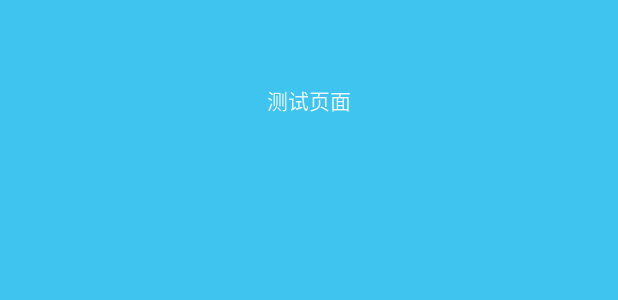
After one commit to hljwang3874149/ElephantReader, an Android app: the layout activity_test_draw.xml on its own in the app's theme, with its tools: preview values and no code run, on a phone screen of 412 x 824 dp. The commit adds this screen. Shown: the top 300 px of the screen. Run offline under Robolectric (Android 15) with nearby library versions, the phone set to English and light mode, and no system bars.

```diff
--- a/app/src/main/AndroidManifest.xml
+++ b/app/src/main/AndroidManifest.xml
@@ -39,6 +39,9 @@
             android:label="@string/title_activity_show_notify"
             android:theme="@style/SwipeBackTheme">
         </activity>
+        <activity android:name=".ui.activity.TestDrawActivity">
+
+        </activity>
     </application>
 
 </manifest>
--- a/app/src/main/java/reader/simple/com/simple_reader/animator/MyBaseItemAnimtor.java
+++ b/app/src/main/java/reader/simple/com/simple_reader/animator/MyBaseItemAnimtor.java
@@ -1,7 +1,6 @@
 package reader.simple.com.simple_reader.animator;
 
 import android.support.annotation.NonNull;
-import android.support.v4.animation.AnimatorCompatHelper;
 import android.support.v4.view.ViewCompat;
 import android.support.v4.view.ViewPropertyAnimatorCompat;
 import android.support.v4.view.ViewPropertyAnimatorListener;
@@ -187,6 +186,7 @@ public class MyBaseItemAnimtor extends SimpleItemAnimator {
 
     /**
      * do things before remove
+     *
      * @param holder
      */
     protected void preAnimateRemove(RecyclerView.ViewHolder holder) {
@@ -701,7 +701,7 @@ public class MyBaseItemAnimtor extends SimpleItemAnimator {
 
 
     protected long getAddDelay(final RecyclerView.ViewHolder holder) {
-        return Math.abs(holder.getAdapterPosition() * getAddDuration() / 4);
+        return Math.abs(holder.getAdapterPosition() % 6 * getAddDuration() / 4);
     }
 
     protected long getRemoveDelay(final RecyclerView.ViewHolder holder) {
--- a/app/src/main/java/reader/simple/com/simple_reader/common/Constants.java
+++ b/app/src/main/java/reader/simple/com/simple_reader/common/Constants.java
@@ -17,4 +17,5 @@ public class Constants {
 
     public static final String LOADING = "加载中....";
     public static final String NONELOAD = "全部加载完成";
+    public static final String NET_ERROR = "加载异常";
 }
--- a/app/src/main/java/reader/simple/com/simple_reader/domain/ArticleInfo.java
+++ b/app/src/main/java/reader/simple/com/simple_reader/domain/ArticleInfo.java
@@ -35,8 +35,8 @@ public class ArticleInfo implements Serializable {
 //    public String url;
     @SerializedName("create_time")
     public String createTime;
-//    @SerializedName("update_time")
-//    public String updateTime;
+    @SerializedName("update_time")
+    public String updateTime;
     @SerializedName("content")
     public String content;
 
--- /dev/null
+++ b/app/src/main/java/reader/simple/com/simple_reader/ui/widget/TestDrawTextView.java
@@ -0,0 +1,105 @@
+package reader.simple.com.simple_reader.ui.widget;
+
+import android.content.Context;
+import android.graphics.Canvas;
+import android.graphics.Color;
+import android.graphics.LinearGradient;
+import android.graphics.Matrix;
+import android.graphics.Paint;
+import android.graphics.RectF;
+import android.util.AttributeSet;
+import android.widget.TextView;
+
+import static android.graphics.Shader.TileMode.CLAMP;
+
+/**
+ * ==================================================
+ * 项目名称：Simple_Reader
+ * 创建人：wangxiaolong
+ * 创建时间：16/4/13 下午4:09
+ * 修改时间：16/4/13 下午4:09
+ * 修改备注：
+ * Version：
+ * ==================================================
+ */
+public class TestDrawTextView extends TextView {
+    private Paint mPaint;
+    private Paint mPaintInside;
+    private int mViewWidth;
+    private LinearGradient mLinearGradient;
+    private Matrix mMatrix;
+    private int mTranslate;
+
+    private RectF mRectF ;
+
+    public TestDrawTextView(Context context) {
+        this(context, null);
+    }
+
+    public TestDrawTextView(Context context, AttributeSet attrs) {
+        this(context, attrs, 0);
+    }
+
+    public TestDrawTextView(Context context, AttributeSet attrs, int defStyleAttr) {
+        super(context, attrs, defStyleAttr);
+//        TypedArray ta = context.obtainStyledAttributes(attrs,R.styleable.ActionBar);
+        initView();
+    }
+
+    private void initView() {
+        mPaint = new Paint();
+        mPaint.setColor(getResources().getColor(android.R.color.holo_blue_light));
+        mPaint.setStyle(Paint.Style.FILL);
+
+        mPaintInside = new Paint();
+        mPaintInside.setColor(Color.YELLOW);
+        mPaintInside.setStyle(Paint.Style.FILL);
+
+    }
+
+    @Override
+    protected void onSizeChanged(int w, int h, int oldw, int oldh) {
+        super.onSizeChanged(w, h, oldw, oldh);
+        if (0 == mViewWidth) {
+            mViewWidth = getMeasuredWidth();
+            if (mViewWidth > 0) {
+                mLinearGradient = new LinearGradient(0, 0, mViewWidth, 0,
+                        new int[]{Color.WHITE , Color.BLUE}, null, CLAMP);
+                //重点code 获取 textview 原生piant 并设置 shader
+                mPaint = getPaint();
+                mPaint.setShader(mLinearGradient);
+                mMatrix = new Matrix();
+
+            }
+        }
+    }
+
+    @Override
+    protected void onDraw(Canvas canvas){
+
+//        preSuperDraw(canvas);
+
+        super.onDraw(canvas);
+        if (mMatrix != null) {
+            mTranslate += mViewWidth / 5;
+            if(mTranslate >  2*mViewWidth){
+                mTranslate = -mViewWidth;
+            }
+            mMatrix.setTranslate(mTranslate,0);
+            mLinearGradient.setLocalMatrix(mMatrix);
+            postInvalidateDelayed(300);
+        }
+
+
+
+//        canvas.restore();
+    }
+
+    private void preSuperDraw(Canvas canvas) {
+        canvas.drawRect(0, 0, getMeasuredWidth(), getMeasuredHeight(), mPaint);
+
+        canvas.drawRect(10, 10, getMeasuredWidth() - 10, getMeasuredHeight() - 10, mPaintInside);
+        canvas.save();
+        canvas.translate(10, 0);
+    }
+}
--- /dev/null
+++ b/app/src/main/res/layout/activity_test_draw.xml
@@ -0,0 +1,16 @@
+<?xml version="1.0" encoding="utf-8"?>
+<LinearLayout
+    xmlns:android="http://schemas.android.com/apk/res/android"
+    xmlns:tools="http://schemas.android.com/tools"
+    android:layout_width="match_parent"
+    android:layout_height="match_parent"
+    android:orientation="vertical"
+    tools:context="reader.simple.com.simple_reader.ui.activity.TestDrawActivity">
+    <include layout="@layout/common_toolbar"/>
+    <reader.simple.com.simple_reader.ui.widget.TestDrawTextView
+        android:layout_width="match_parent"
+        android:layout_height="wrap_content"
+        android:gravity="center"
+        android:text="@string/test.view"/>
+
+</LinearLayout>
--- a/app/src/main/res/values/strings.xml
+++ b/app/src/main/res/values/strings.xml
@@ -14,4 +14,6 @@
     <string name="chrome_open">浏览器打开</string>
     <string name="share.title">分享</string>
     <string name="title_activity_show_notify">ShowNotifyActivity</string>
+    <string name="test.view">测试页面</string>
+    <string name="network_error">网络异常，请检查网络</string>
 </resources>
```
Also changed, not shown: app/src/main/java/reader/simple/com/simple_reader/common/Utils.java (+6 -2 lines), app/src/main/java/reader/simple/com/simple_reader/common/netWork/ApiService.java (+6 -1 lines), app/src/main/java/reader/simple/com/simple_reader/common/netWork/RetrofitNetWork.java (+23 -0 lines), app/src/main/java/reader/simple/com/simple_reader/ui/activity/MainActivity.java (+45 -16 lines), app/src/main/java/reader/simple/com/simple_reader/ui/activity/TestDrawActivity.java (added, +27 -0 lines), app/src/main/java/reader/simple/com/simple_reader/ui/adapter/MainRecylerViewAdapter.java (+8 -2 lines).
